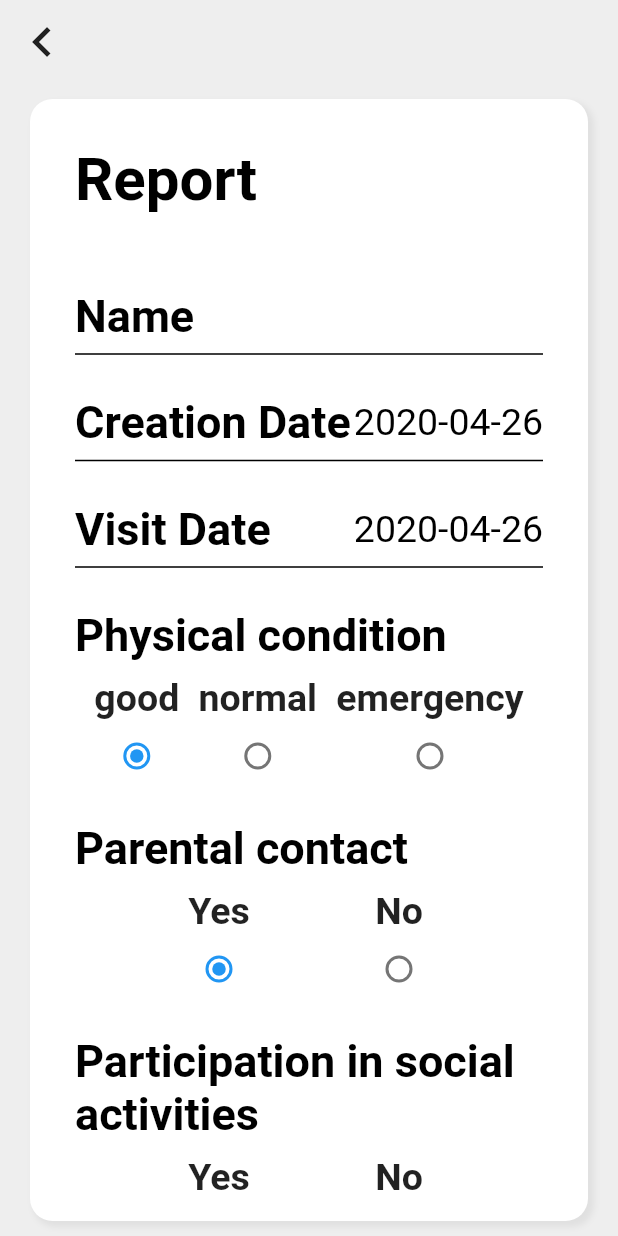
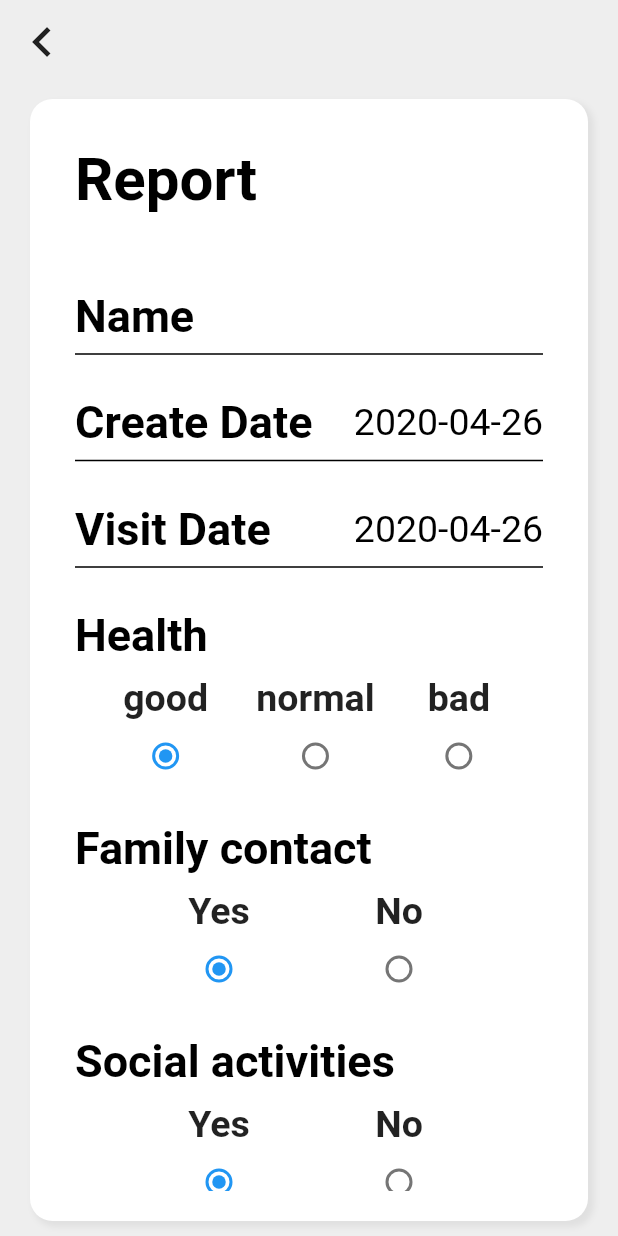
Before and after one commit to DSCHUFS/DSC-Solution-Challenge-2020, a Flutter app: the ReportPage screen opened directly with empty values, on a phone screen of 412 x 824 dp. Run offline on Flutter 3.47's test engine with Material 2 defaults, Android fonts, the phone set to English and light mode, and no system bars; our stand-ins replace cloud_firestore, email_validator, firebase_auth, firebase_messaging, firebase_storage, image_picker and 2 more; missing offline and left inert: firebase_image; accounts and stored records are empty.

Commit message:
change more english considering padding

```diff
--- a/lib/reportPage.dart
+++ b/lib/reportPage.dart
@@ -110,7 +110,7 @@ class _ReportPageState extends State<ReportPage> {
                         mainAxisAlignment: MainAxisAlignment.spaceBetween,
                         children: <Widget>[
                           Text(
-                            'Creation Date',
+                            'Create Date',
                             style: TextStyle(
                               color: Colors.black,
                               fontSize: 30.0,
@@ -194,7 +194,7 @@ class _ReportPageState extends State<ReportPage> {
                     crossAxisAlignment: CrossAxisAlignment.start,
                     children: <Widget>[
                       Text(
-                        'Physical condition',
+                        'Health',
                         style: TextStyle(
                           color: Colors.black,
                           fontSize: 30.0,
@@ -248,7 +248,7 @@ class _ReportPageState extends State<ReportPage> {
                           Column(
                             children: <Widget>[
                               Text(
-                                'emergency',
+                                'bad',
                                 style: new TextStyle(
                                   fontSize: 25.0,
                                   fontWeight: FontWeight.bold,
@@ -276,7 +276,7 @@ class _ReportPageState extends State<ReportPage> {
                     crossAxisAlignment: CrossAxisAlignment.start,
                     children: <Widget>[
                       Text(
-                        'Parental contact',
+                        'Family contact',
                         style: TextStyle(
                           color: Colors.black,
                           fontSize: 30.0,
@@ -338,7 +338,7 @@ class _ReportPageState extends State<ReportPage> {
                     crossAxisAlignment: CrossAxisAlignment.start,
                     children: <Widget>[
                       Text(
-                        'Participation in social activities',
+                        'Social activities',
                         style: TextStyle(
                           color: Colors.black,
                           fontSize: 30.0,
@@ -400,7 +400,7 @@ class _ReportPageState extends State<ReportPage> {
                     crossAxisAlignment: CrossAxisAlignment.start,
                     children: <Widget>[
                       Text(
-                        'Activity and Special note',
+                        'Activity',
                         style: TextStyle(
                           color: Colors.black,
                           fontSize: 30.0,
--- a/lib/signUpPage.dart
+++ b/lib/signUpPage.dart
@@ -53,7 +53,6 @@ class _SignUpPageState extends State<SignUpPage> {
             child: SingleChildScrollView(
               physics: AlwaysScrollableScrollPhysics(),
               padding: EdgeInsets.symmetric(
-                // horizontal: 30.0,
                 vertical: 120.0,
               ),
               child: Column(
@@ -65,7 +64,6 @@ class _SignUpPageState extends State<SignUpPage> {
                         fontWeight: FontWeight.bold,
                         color: Colors.black,
                       )),
-                  // SizedBox(height: 30.0),
                   Container(
                       margin: EdgeInsets.symmetric(horizontal: 20),
                       alignment: Alignment.centerRight,
@@ -75,7 +73,7 @@ class _SignUpPageState extends State<SignUpPage> {
                         },
                         padding: EdgeInsets.only(right: 0.0, bottom: 0.0),
                         child: Text(
-                          'Sign In',
+                          'Login',
                           style: TextStyle(
                             fontSize: 15.0,
                             color: Colors.black,
```
